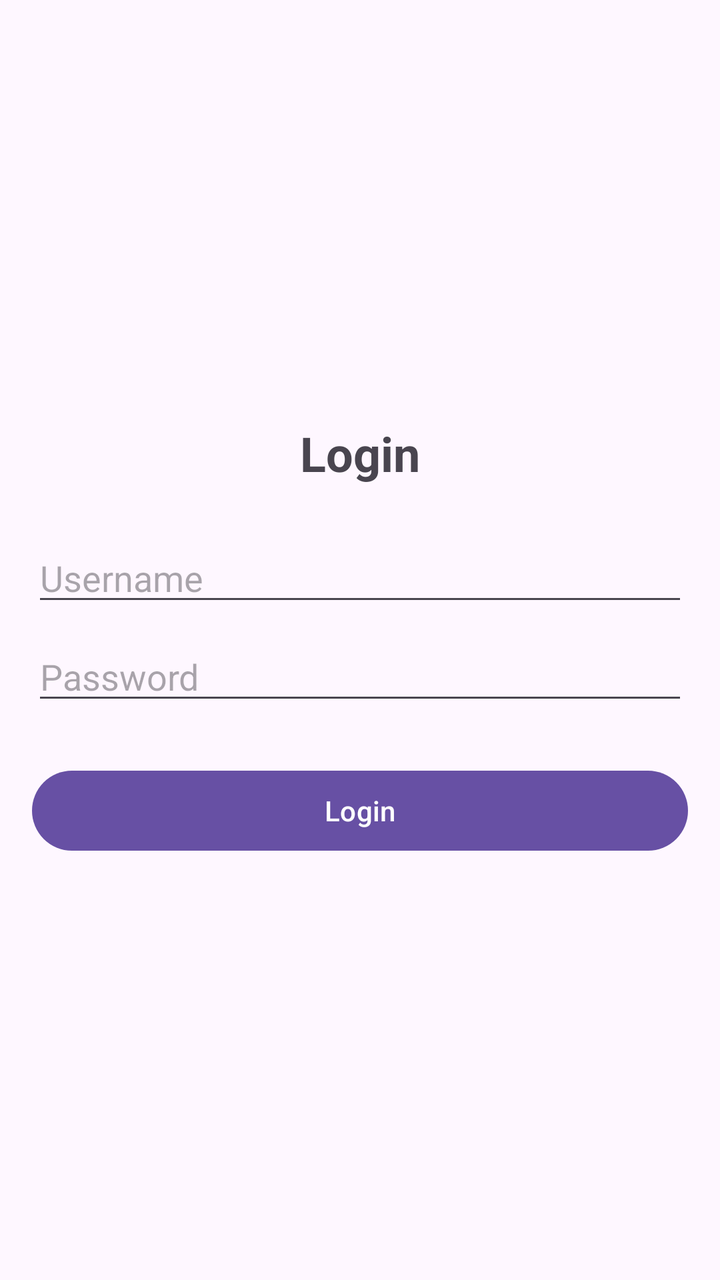
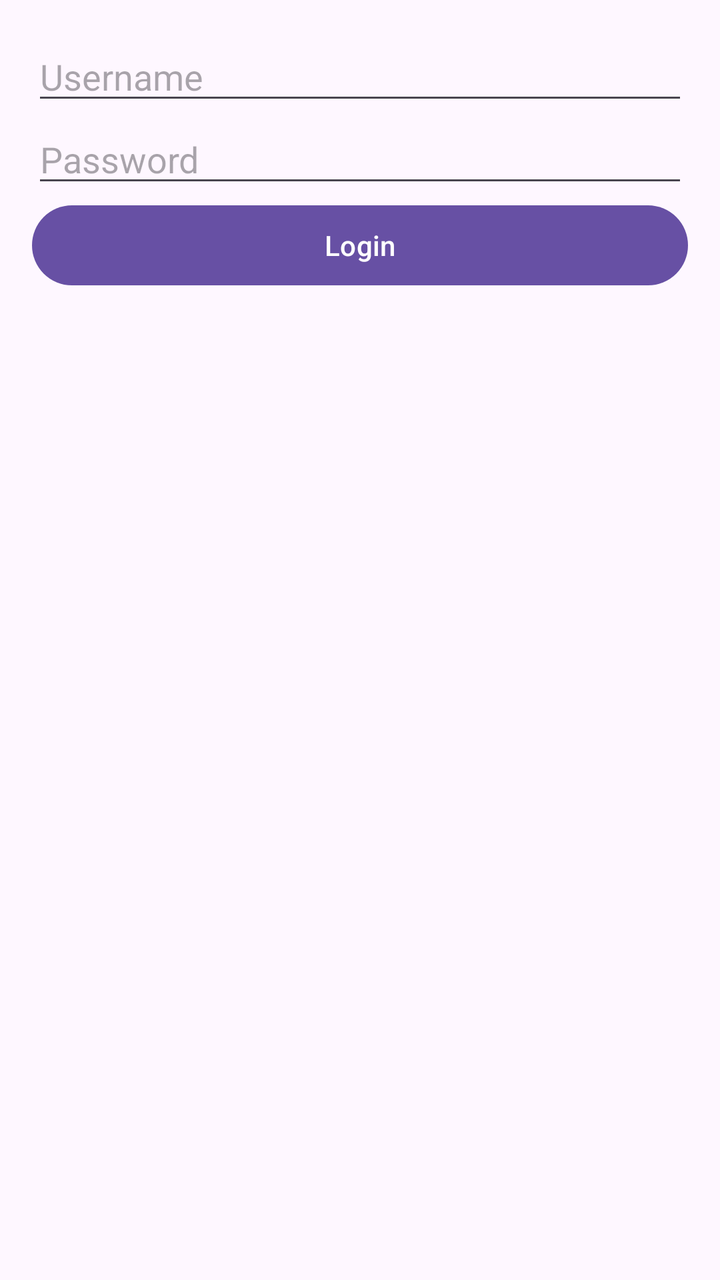

Compare the two renders of this Android layout. The source of the first and the diff that turns it into the second are given below.
<!-- AndroidManifest.xml: application theme Theme.RENDBB -->
<!-- res/layout/activity_login.xml -->
<?xml version="1.0" encoding="utf-8"?>
<LinearLayout xmlns:android="http://schemas.android.com/apk/res/android"
    android:layout_width="match_parent"
    android:layout_height="match_parent"
    android:gravity="center"
    android:orientation="vertical"
    android:padding="16dp">

    <TextView
        android:layout_width="wrap_content"
        android:layout_height="wrap_content"
        android:text="Login"
        android:textSize="24sp"
        android:textStyle="bold"
        android:layout_marginBottom="24dp"/>

    <EditText
        android:id="@+id/username"
        android:layout_width="match_parent"
        android:layout_height="wrap_content"
        android:hint="Username"
        android:inputType="text"
        android:layout_marginBottom="8dp"/>

    <EditText
        android:id="@+id/password"
        android:layout_width="match_parent"
        android:layout_height="wrap_content"
        android:hint="Password"
        android:inputType="textPassword"
        android:layout_marginBottom="24dp"/>

    <Button
        android:id="@+id/login_button"
        android:layout_width="match_parent"
        android:layout_height="wrap_content"
        android:text="Login"/>

</LinearLayout>
<!-- resources referenced by this layout -->
<resources>
  <style name="Theme.RENDBB" parent="Base.Theme.RENDBB" />
  <style name="Base.Theme.RENDBB" parent="Theme.Material3.DayNight.NoActionBar">
          
          
      </style>
</resources>

<!-- the commit's change to res/layout/activity_login.xml (unified diff, before → after) -->
@@ -2,38 +2,25 @@
 <LinearLayout xmlns:android="http://schemas.android.com/apk/res/android"
     android:layout_width="match_parent"
     android:layout_height="match_parent"
-    android:gravity="center"
     android:orientation="vertical"
     android:padding="16dp">
 
-    <TextView
-        android:layout_width="wrap_content"
+    <EditText
+        android:id="@+id/usernameEditText"
+        android:layout_width="match_parent"
         android:layout_height="wrap_content"
-        android:text="Login"
-        android:textSize="24sp"
-        android:textStyle="bold"
-        android:layout_marginBottom="24dp"/>
+        android:hint="Username" />
 
     <EditText
-        android:id="@+id/username"
-        android:layout_width="match_parent"
-        android:layout_height="wrap_content"
-        android:hint="Username"
-        android:inputType="text"
-        android:layout_marginBottom="8dp"/>
-
-    <EditText
-        android:id="@+id/password"
+        android:id="@+id/passwordEditText"
         android:layout_width="match_parent"
         android:layout_height="wrap_content"
         android:hint="Password"
-        android:inputType="textPassword"
-        android:layout_marginBottom="24dp"/>
+        android:inputType="textPassword" />
 
     <Button
-        android:id="@+id/login_button"
+        android:id="@+id/loginButton"
         android:layout_width="match_parent"
         android:layout_height="wrap_content"
-        android:text="Login"/>
-
+        android:text="Login" />
 </LinearLayout>
